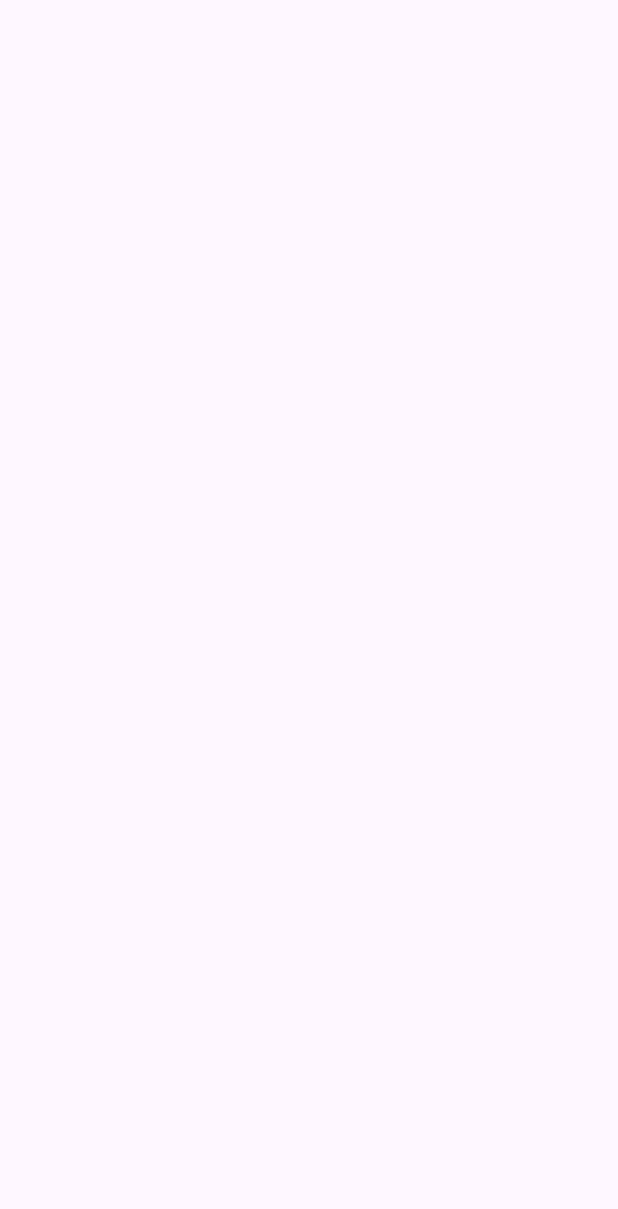
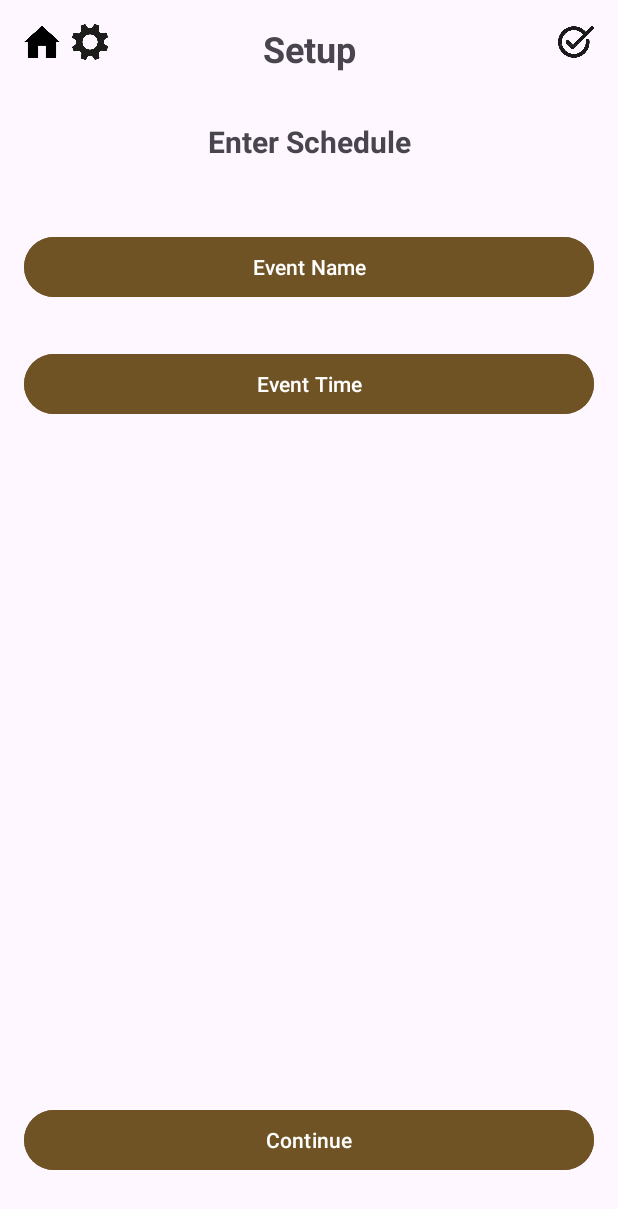
Before and after one commit to movech123/OffThePhone, an Android app: the Setup screen opened directly, with no data from a screen before it, on a phone screen of 412 x 824 dp. Before the commit the part shown is empty. Shown: the top 1209 px of the screen. Run offline under Robolectric (Android 15) with nearby library versions, the phone set to English and light mode, and no system bars; 1 statement that could not run was skipped.

Commit message:
Added setup xml defininitions. No kotlin code written yet.

```diff
--- a/app/src/main/res/layout/activity_setup.xml
+++ b/app/src/main/res/layout/activity_setup.xml
@@ -2,9 +2,100 @@
 <androidx.constraintlayout.widget.ConstraintLayout xmlns:android="http://schemas.android.com/apk/res/android"
     xmlns:app="http://schemas.android.com/apk/res-auto"
     xmlns:tools="http://schemas.android.com/tools"
-    android:id="@+id/main"
+    android:id="@+id/homepage"
     android:layout_width="match_parent"
     android:layout_height="match_parent"
-    tools:context=".Setup">
+    tools:context=".Homepage">
+
+    <ImageView
+        android:id="@+id/settingsIcon"
+        android:layout_width="24dp"
+        android:layout_height="24dp"
+        android:src="@drawable/settingsicon"
+        android:contentDescription="@string/settings_button"
+        app:layout_constraintTop_toTopOf="parent"
+        app:layout_constraintStart_toEndOf="@id/homeIcon"
+        android:layout_marginStart="8dp"
+        android:layout_marginTop="16dp" />
+
+    <ImageView
+        android:id="@+id/homeIcon"
+        android:layout_width="24dp"
+        android:layout_height="24dp"
+        android:src="@drawable/homeicon"
+        android:contentDescription="@string/home_button"
+        app:layout_constraintTop_toTopOf="parent"
+        app:layout_constraintStart_toStartOf="parent"
+        android:layout_margin="16dp" />
+
+    <TextView
+        android:id="@+id/header"
+        android:layout_width="wrap_content"
+        android:layout_height="wrap_content"
+        android:text="@string/setup_page"
+        android:textSize="24sp"
+        android:textStyle="bold"
+        app:layout_constraintTop_toTopOf="parent"
+        app:layout_constraintStart_toStartOf="parent"
+        app:layout_constraintEnd_toEndOf="parent"
+        android:padding="16dp" />
+
+    <ImageView
+        android:id="@+id/checkmarkIcon"
+        android:layout_width="24dp"
+        android:layout_height="24dp"
+        android:layout_marginTop="16dp"
+        android:layout_marginEnd="16dp"
+        android:contentDescription="@string/tasks_button"
+        android:src="@drawable/checkicon"
+        app:layout_constraintEnd_toEndOf="parent"
+        app:layout_constraintHorizontal_bias="1.0"
+        app:layout_constraintStart_toEndOf="@id/header"
+        app:layout_constraintTop_toTopOf="parent" />
+
+    <TextView
+        android:id="@+id/enter_schedule"
+        android:layout_width="wrap_content"
+        android:layout_height="wrap_content"
+        android:text="@string/enter_schedule"
+        android:textSize="20sp"
+        android:textStyle="bold"
+        app:layout_constraintTop_toBottomOf="@id/header"
+        app:layout_constraintStart_toStartOf="parent"
+        app:layout_constraintEnd_toEndOf="parent"
+        android:padding="16dp" />
+
+    <Button
+        android:id="@+id/add_event_name"
+        android:layout_width="match_parent"
+        android:layout_marginStart="16dp"
+        android:layout_marginEnd="16dp"
+        android:layout_height="wrap_content"
+        android:backgroundTint="#6F5324"
+        android:layout_marginTop="30dp"
+        android:text="@string/event_name"
+        app:layout_constraintTop_toBottomOf="@id/enter_schedule" />
+
+    <Button
+        android:id="@+id/add_event_time"
+        android:layout_width="match_parent"
+        android:layout_marginStart="16dp"
+        android:layout_marginEnd="16dp"
+        android:layout_height="wrap_content"
+        android:layout_marginTop="30dp"
+        android:backgroundTint="#6F5324"
+        android:text="@string/event_time"
+        app:layout_constraintTop_toBottomOf="@id/add_event_name" />
+
+    <Button
+        android:id="@+id/continue_button"
+        android:layout_width="match_parent"
+        android:layout_marginStart="16dp"
+        android:layout_marginEnd="16dp"
+        android:layout_height="wrap_content"
+        android:layout_marginBottom="40dp"
+        android:backgroundTint="#6F5324"
+        android:text="@string/continue_button"
+        app:layout_constraintBottom_toBottomOf="parent" />
 
 </androidx.constraintlayout.widget.ConstraintLayout>
--- a/app/src/main/res/values/strings.xml
+++ b/app/src/main/res/values/strings.xml
@@ -7,4 +7,9 @@
     <string name="logo_description">OffThePhone Logo</string>
     <string name="home_schedule">Today\'s Schedule</string>
     <string name="home_screentime">Current Screen Time</string>
+    <string name="setup_page">Setup</string>
+    <string name="enter_schedule">Enter Schedule</string>
+    <string name="event_name">Event Name</string>
+    <string name="event_time">Event Time</string>
+    <string name="continue_button">Continue</string>
 </resources>
```
